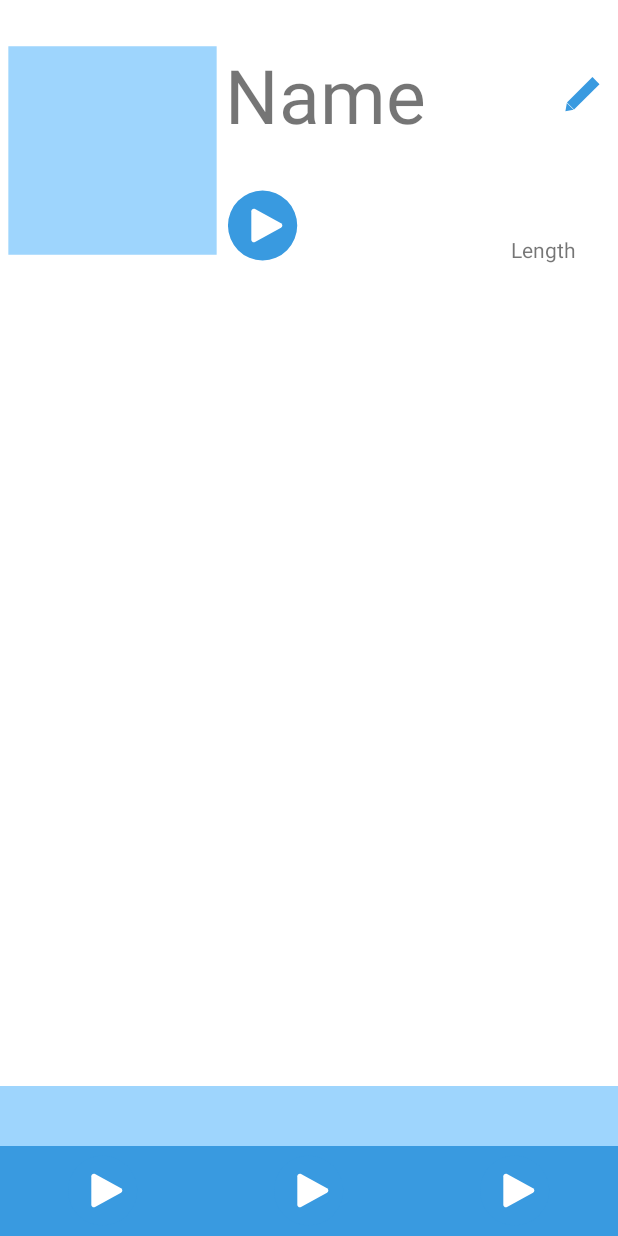
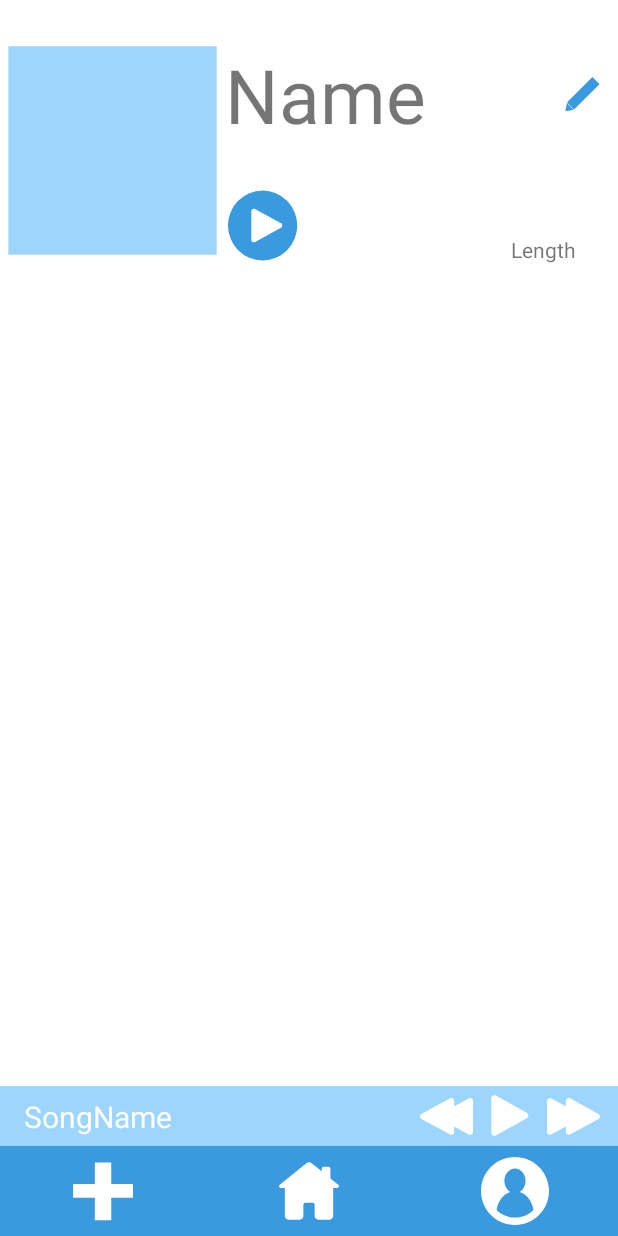
Before and after one commit to TristanStreich/GrooveMood, an Android app: the layout activity_view_playlist_screen.xml on its own in the app's theme, with its tools: preview values and no code run, on a phone screen of 412 x 824 dp. Run offline under Robolectric (Android 15) with nearby library versions, the phone set to English and light mode, and no system bars.

Commit message:
made playlist icons and gave music bar functionality on home and playlist screens

```diff
--- a/app/src/main/AndroidManifest.xml
+++ b/app/src/main/AndroidManifest.xml
@@ -8,7 +8,8 @@
         android:label="@string/app_name"
         android:roundIcon="@mipmap/ic_launcher_round"
         android:supportsRtl="true"
-        android:theme="@style/Theme.GrooveMood">
+        android:theme="@style/Theme.GrooveMood"
+        android:name=".GrooveMood">
         <activity
             android:name=".MusicScreen"
             android:exported="false"
--- a/app/src/main/java/com/example/groovemood/GeneratePlaylist.java
+++ b/app/src/main/java/com/example/groovemood/GeneratePlaylist.java
@@ -48,6 +48,12 @@ public class GeneratePlaylist extends AppCompatActivity {
         counterVal = (String) counter.getText();
     }
 
+    @Override
+    protected void onResume() {
+        super.onResume();
+        navUtils.redrawMusicBar(this);
+    }
+
     public void setUpNavBar(){
         RelativeLayout HomeButton = findViewById(R.id.HomeButton);
         HomeButton.setOnClickListener(new View.OnClickListener() {
--- a/app/src/main/java/com/example/groovemood/Song.java
+++ b/app/src/main/java/com/example/groovemood/Song.java
@@ -12,11 +12,6 @@ public final class Song {
     public Song(float len, String name){
         this.length = len;
         this.name = name;
-    }
-
-    //pauses the song
-    public void pause() {
-        //TODO
     }
 
     public String getName(){
--- /dev/null
+++ b/app/src/main/res/drawable/ic_home.xml
@@ -0,0 +1,4 @@
+<vector android:height="40dp" android:viewportHeight="330.242"
+    android:viewportWidth="330.242" android:width="40dp" xmlns:android="http://schemas.android.com/apk/res/android">
+    <path android:fillColor="@color/white" android:pathData="M324.442,129.811l-41.321,-33.677V42.275c0,-6.065 -4.935,-11 -11,-11h-26c-6.065,0 -11,4.935 -11,11v14.737l-55.213,-44.999c-3.994,-3.254 -9.258,-5.047 -14.822,-5.047c-5.542,0 -10.781,1.782 -14.753,5.019L5.8,129.81c-6.567,5.351 -6.173,10.012 -5.354,12.314c0.817,2.297 3.448,6.151 11.884,6.151h19.791v154.947c0,11.058 8.972,20.053 20,20.053h62.5c10.935,0 19.5,-8.809 19.5,-20.053v-63.541c0,-5.446 5.005,-10.405 10.5,-10.405h42c5.238,0 9.5,4.668 9.5,10.405v63.541c0,10.87 9.388,20.053 20.5,20.053h61.5c11.028,0 20,-8.996 20,-20.053V148.275h19.791c8.436,0 11.066,-3.854 11.884,-6.151C330.615,139.822 331.009,135.161 324.442,129.811z"/>
+</vector>
--- /dev/null
+++ b/app/src/main/res/drawable/ic_next_song.xml
@@ -0,0 +1,12 @@
+<vector xmlns:android="http://schemas.android.com/apk/res/android"
+    android:width="35dp"
+    android:height="25dp"
+    android:viewportWidth="35"
+    android:viewportHeight="25">
+  <path
+      android:pathData="M34.0371,10.5144C35.321,11.2144 35.321,13.0578 34.0371,13.7578L15.1727,24.0442C13.9418,24.7153 12.4412,23.8244 12.4412,22.4224L12.4412,1.8498C12.4412,0.4478 13.9418,-0.4431 15.1727,0.228L34.0371,10.5144Z"
+      android:fillColor="#ffffff"/>
+  <path
+      android:pathData="M21.5959,10.5144C22.8797,11.2144 22.8797,13.0578 21.5959,13.7578L2.7315,24.0442C1.5006,24.7153 0,23.8244 0,22.4224V1.8498C0,0.4478 1.5006,-0.4431 2.7315,0.228L21.5959,10.5144Z"
+      android:fillColor="#ffffff"/>
+</vector>
--- /dev/null
+++ b/app/src/main/res/drawable/ic_play.xml
@@ -0,0 +1,9 @@
+<vector xmlns:android="http://schemas.android.com/apk/res/android"
+    android:width="25dp"
+    android:height="27dp"
+    android:viewportWidth="50"
+    android:viewportHeight="53">
+  <path
+      android:pathData="M47.1452,22.9882C49.9253,24.5041 49.9253,28.4959 47.1452,30.0118L6.2947,52.2866C3.6293,53.74 0.3798,51.8107 0.3798,48.7747V4.2253C0.3798,1.1893 3.6293,-0.74 6.2947,0.7134L47.1452,22.9882Z"
+      android:fillColor="#ffffff"/>
+</vector>
--- /dev/null
+++ b/app/src/main/res/drawable/ic_plus.xml
@@ -0,0 +1,12 @@
+<vector xmlns:android="http://schemas.android.com/apk/res/android"
+    android:width="48dp"
+    android:height="47dp"
+    android:viewportWidth="48"
+    android:viewportHeight="47">
+  <group
+    android:translateY="5">
+  <path
+      android:pathData="M44,14.2485V23.3026H4V14.2485H44ZM29.491,0V38.2365H18.5491V0H29.491Z"
+      android:fillColor="@color/white"/>
+  </group>
+</vector>
--- /dev/null
+++ b/app/src/main/res/drawable/ic_restart_song.xml
@@ -0,0 +1,12 @@
+<vector xmlns:android="http://schemas.android.com/apk/res/android"
+    android:width="35dp"
+    android:height="25dp"
+    android:viewportWidth="35"
+    android:viewportHeight="25">
+  <path
+      android:pathData="M0.9629,13.7578C-0.321,13.0578 -0.321,11.2144 0.9629,10.5143L19.8273,0.228C21.0582,-0.4431 22.5588,0.4478 22.5588,1.8498V22.4224C22.5588,23.8244 21.0582,24.7153 19.8273,24.0441L0.9629,13.7578Z"
+      android:fillColor="#ffffff"/>
+  <path
+      android:pathData="M13.4041,13.7578C12.1203,13.0578 12.1203,11.2144 13.4041,10.5143L32.2685,0.228C33.4994,-0.4431 35,0.4478 35,1.8498V22.4224C35,23.8244 33.4994,24.7153 32.2685,24.0441L13.4041,13.7578Z"
+      android:fillColor="#ffffff"/>
+</vector>
--- /dev/null
+++ b/app/src/main/res/drawable/ic_user.xml
@@ -0,0 +1,9 @@
+<vector xmlns:android="http://schemas.android.com/apk/res/android"
+    android:width="45dp"
+    android:height="45dp"
+    android:viewportWidth="459"
+    android:viewportHeight="459">
+  <path
+      android:fillColor="@color/white"
+      android:pathData="M229.5,0C102.53,0 0,102.845 0,229.5C0,356.301 102.719,459 229.5,459C356.851,459 459,355.815 459,229.5C459,102.547 356.079,0 229.5,0zM347.601,364.67C314.887,393.338 273.4,409 229.5,409c-43.892,0 -85.372,-15.657 -118.083,-44.314c-4.425,-3.876 -6.425,-9.834 -5.245,-15.597c11.3,-55.195 46.457,-98.725 91.209,-113.047C174.028,222.218 158,193.817 158,161c0,-46.392 32.012,-84 71.5,-84c39.488,0 71.5,37.608 71.5,84c0,32.812 -16.023,61.209 -39.369,75.035c44.751,14.319 79.909,57.848 91.213,113.038C354.023,354.828 352.019,360.798 347.601,364.67z"/>
+</vector>
--- a/app/src/main/res/layout/activity_view_playlist_screen.xml
+++ b/app/src/main/res/layout/activity_view_playlist_screen.xml
@@ -71,6 +71,7 @@
             android:layout_width="wrap_content"
             android:layout_height="wrap_content"
             android:background="@drawable/ic_play_button_small"
+            android:onClick="playThisPlaylist"
             app:layout_constraintBottom_toBottomOf="@+id/imageView"
             app:layout_constraintStart_toStartOf="@+id/playlistNameWrapper" />
 
--- a/app/src/main/res/layout/nav_bar.xml
+++ b/app/src/main/res/layout/nav_bar.xml
@@ -1,15 +1,62 @@
 <?xml version="1.0" encoding="utf-8"?>
 <LinearLayout xmlns:android="http://schemas.android.com/apk/res/android"
+    xmlns:app="http://schemas.android.com/apk/res-auto"
+    xmlns:tools="http://schemas.android.com/tools"
     android:layout_width="match_parent"
     android:layout_height="wrap_content"
     android:orientation="vertical">
 
     <androidx.constraintlayout.widget.ConstraintLayout
+        android:id="@+id/MusicBar"
         android:layout_width="match_parent"
         android:layout_height="40dp"
-        android:background="@color/alt_blue"
-        android:id="@+id/MusicBar">
+        android:background="@color/alt_blue">
 
+        <TextView
+            android:id="@+id/musicBarSongName"
+            android:layout_width="wrap_content"
+            android:layout_height="wrap_content"
+            android:layout_marginStart="16dp"
+            android:text="SongName"
+            android:textColor="@color/white"
+            android:textSize="20sp"
+            app:layout_constraintBottom_toBottomOf="parent"
+            app:layout_constraintStart_toStartOf="parent"
+            app:layout_constraintTop_toTopOf="parent"
+            app:layout_constraintVertical_bias="0.5" />
+
+        <ImageView
+            android:id="@+id/musicBarPlayPause"
+            android:layout_width="wrap_content"
+            android:layout_height="wrap_content"
+            android:layout_marginEnd="12dp"
+            app:layout_constraintBottom_toBottomOf="parent"
+            app:layout_constraintEnd_toStartOf="@+id/musicBarNext"
+            app:layout_constraintTop_toTopOf="parent"
+            app:layout_constraintVertical_bias="0.461"
+            app:srcCompat="@drawable/ic_play" />
+
+        <ImageView
+            android:id="@+id/musicBarPrev"
+            android:layout_width="wrap_content"
+            android:layout_height="wrap_content"
+            android:layout_marginEnd="12dp"
+            app:layout_constraintBottom_toBottomOf="@+id/musicBarPlayPause"
+            app:layout_constraintEnd_toStartOf="@+id/musicBarPlayPause"
+            app:layout_constraintTop_toTopOf="@+id/musicBarPlayPause"
+            app:layout_constraintVertical_bias="1.0"
+            app:srcCompat="@drawable/ic_restart_song" />
+
+        <ImageView
+            android:id="@+id/musicBarNext"
+            android:layout_width="wrap_content"
+            android:layout_height="wrap_content"
+            android:layout_marginEnd="12dp"
+            app:layout_constraintBottom_toBottomOf="@+id/musicBarPlayPause"
+            app:layout_constraintEnd_toEndOf="parent"
+            app:layout_constraintTop_toTopOf="@+id/musicBarPlayPause"
+            app:layout_constraintVertical_bias="1.0"
+            app:srcCompat="@drawable/ic_next_song" />
     </androidx.constraintlayout.widget.ConstraintLayout>
 
     <LinearLayout
@@ -23,12 +70,12 @@
         android:layout_width="0dp"
         android:layout_height="match_parent"
         android:layout_weight="1">
+
         <ImageView
             android:layout_width="wrap_content"
             android:layout_height="wrap_content"
-            android:layout_centerHorizontal="true"
-            android:layout_centerVertical="true"
-            android:background="@drawable/ic_play_button_small"/>
+            android:layout_centerInParent="true"
+            android:background="@drawable/ic_plus" />
     </RelativeLayout>
 
     <RelativeLayout
@@ -36,12 +83,12 @@
         android:layout_width="0dp"
         android:layout_height="match_parent"
         android:layout_weight="1">
+
         <ImageView
             android:layout_width="wrap_content"
             android:layout_height="wrap_content"
-            android:layout_centerHorizontal="true"
-            android:layout_centerVertical="true"
-            android:background="@drawable/ic_play_button_small"/>
+            android:layout_centerInParent="true"
+            android:background="@drawable/ic_home" />
     </RelativeLayout>
 
     <RelativeLayout
@@ -54,7 +101,7 @@
             android:layout_height="wrap_content"
             android:layout_centerHorizontal="true"
             android:layout_centerVertical="true"
-            android:background="@drawable/ic_play_button_small" />
+            android:background="@drawable/ic_user" />
     </RelativeLayout>
 
 </LinearLayout>
--- a/app/src/main/res/values/themes.xml
+++ b/app/src/main/res/values/themes.xml
@@ -1,6 +1,6 @@
 <resources xmlns:tools="http://schemas.android.com/tools">
     <!-- Base application theme. -->
-    <style name="Theme.GrooveMood" parent="Theme.MaterialComponents.DayNight.DarkActionBar">
+    <style name="Theme.GrooveMood" parent="Theme.MaterialComponents.DayNight.NoActionBar">
         <!-- Primary brand color. -->
         <item name="colorPrimary">@color/main_blue</item>
         <item name="colorOnPrimary">@color/white</item>
```
Also changed, not shown: app/src/main/java/com/example/groovemood/GrooveMood.java (added, +18 -0 lines), app/src/main/java/com/example/groovemood/MainActivity.java (+38 -0 lines), app/src/main/java/com/example/groovemood/Playlist.java (+32 -1 lines), app/src/main/java/com/example/groovemood/ViewPlaylistScreen.java (+41 -2 lines), app/src/main/java/com/example/groovemood/navUtils.java (+21 -0 lines), app/src/main/res/drawable/ic_pause_button.xml (added, +24 -0 lines).
